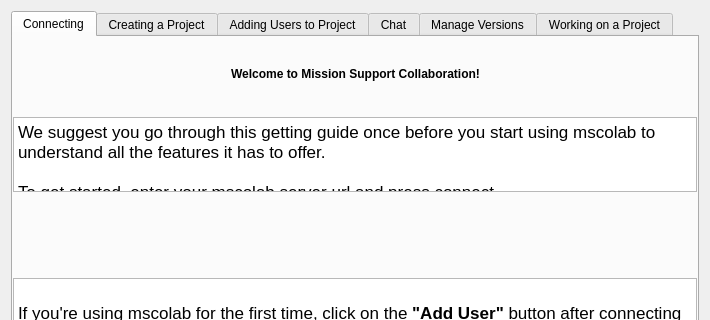
Old version of the form mslib/msui/ui/ui_mscolab_help_dialog.ui in the repository Open-MSS/MSS; both pictures show x 0 to 710 and y 0 to 320 of the 710 by 703 pixel window.
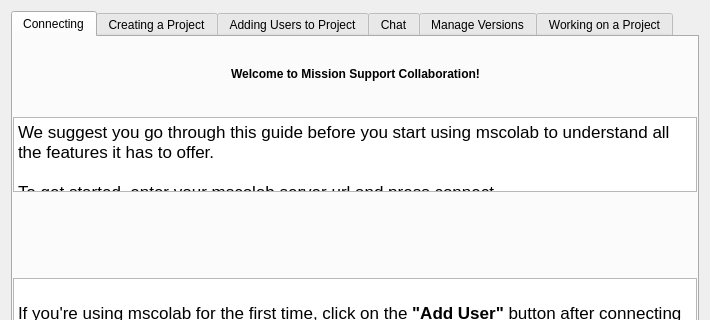
New version of the form. Icons and pictures are not drawn.

Commit message: fixed typo in mscolab help dialog

What changed in the file:
```diff
--- a/mslib/msui/ui/ui_mscolab_help_dialog.ui
+++ b/mslib/msui/ui/ui_mscolab_help_dialog.ui
@@ -114,7 +114,7 @@
 &lt;html&gt;&lt;head&gt;&lt;meta name=&quot;qrichtext&quot; content=&quot;1&quot; /&gt;&lt;style type=&quot;text/css&quot;&gt;
 p, li { white-space: pre-wrap; }
 &lt;/style&gt;&lt;/head&gt;&lt;body style=&quot; font-family:'.SF NS Text'; font-size:13pt; font-weight:400; font-style:normal;&quot;&gt;
-&lt;p style=&quot; margin-top:0px; margin-bottom:0px; margin-left:0px; margin-right:0px; -qt-block-indent:0; text-indent:0px;&quot;&gt;We suggest you go through this getting guide once before you start using mscolab to understand all the features it has to offer.&lt;br /&gt;&lt;br /&gt;To get started, enter your mscolab server url and press connect.&lt;/p&gt;&lt;/body&gt;&lt;/html&gt;</string>
+&lt;p style=&quot; margin-top:0px; margin-bottom:0px; margin-left:0px; margin-right:0px; -qt-block-indent:0; text-indent:0px;&quot;&gt;We suggest you go through this guide before you start using mscolab to understand all the features it has to offer.&lt;br /&gt;&lt;br /&gt;To get started, enter your mscolab server url and press connect.&lt;/p&gt;&lt;/body&gt;&lt;/html&gt;</string>
              </property>
             </widget>
            </item>
```
The commit also changes 1 other file.
